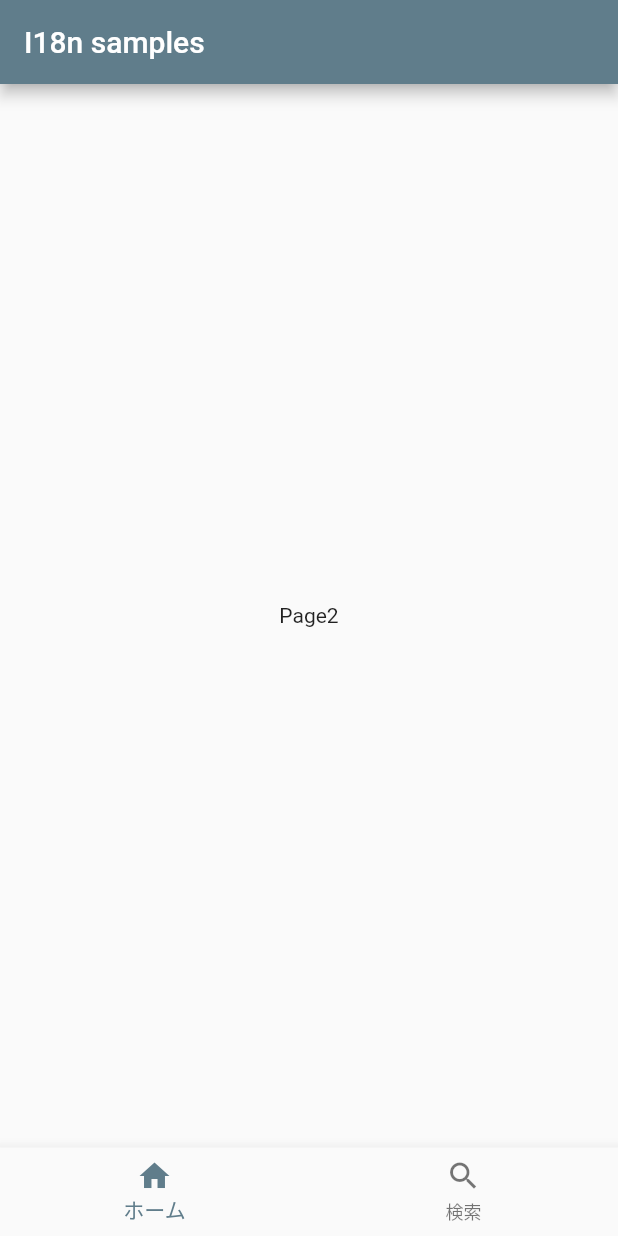
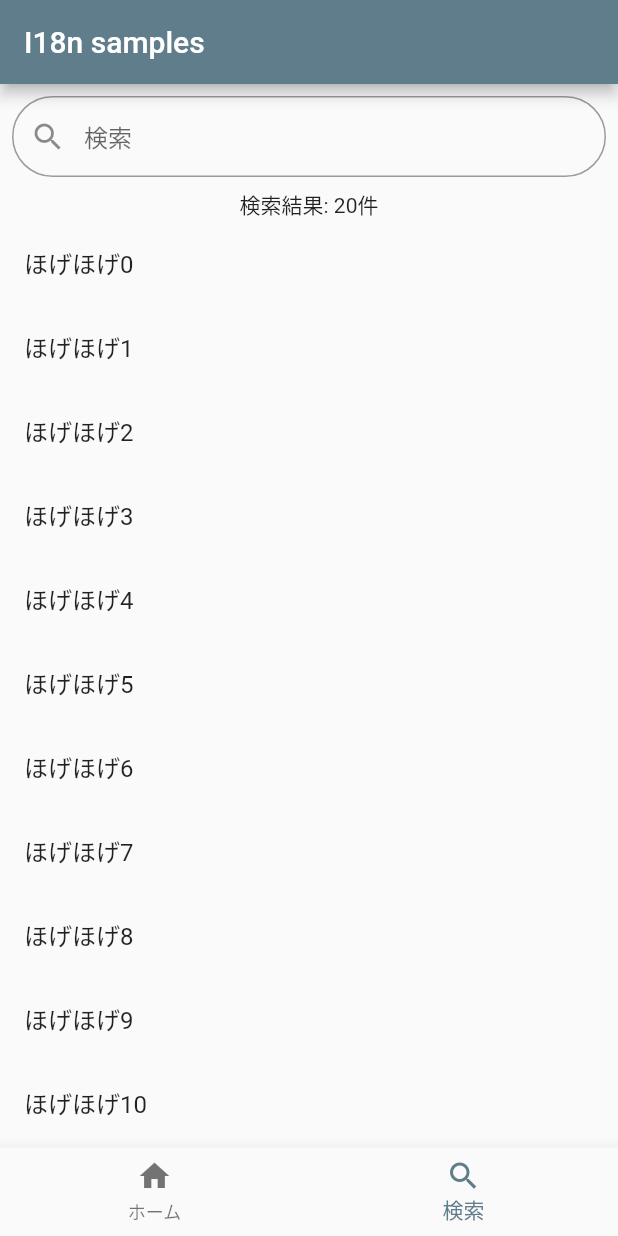
Before and after one commit to popy1017/flutter_fast_i18n_samples, a Flutter app: the screen it shows after launch, item 2 of the bottom bar chosen, on a phone screen of 412 x 824 dp. Run offline on Flutter 3.47's test engine with Material 2 defaults, Android fonts, the light colour scheme and no system bars; our stand-ins replace shimmer.

Commit message:
それっぽいUIを実装

```diff
--- a/lib/home.dart
+++ b/lib/home.dart
@@ -32,6 +32,7 @@ class _HomeState extends State<Home> {
 
   BottomNavigationBar _buildBottomNavigationBar() {
     return BottomNavigationBar(
+      currentIndex: _currentIndex,
       items: const [
         BottomNavigationBarItem(
           icon: Icon(Icons.home),
--- a/lib/pages/page2.dart
+++ b/lib/pages/page2.dart
@@ -1,12 +1,39 @@
-import 'package:flutter/widgets.dart';
+import 'package:flutter/material.dart';
 
 class Page2 extends StatelessWidget {
   const Page2({Key? key}) : super(key: key);
 
   @override
   Widget build(BuildContext context) {
-    return const Center(
-      child: Text('Page2'),
+    return Center(
+      child: Column(
+        children: [
+          Padding(
+            padding: const EdgeInsets.all(8.0),
+            child: TextField(
+              decoration: InputDecoration(
+                prefixIcon: const Icon(Icons.search),
+                contentPadding:
+                    const EdgeInsets.fromLTRB(20.0, 15.0, 20.0, 15.0),
+                hintText: "検索",
+                border: OutlineInputBorder(
+                    borderRadius: BorderRadius.circular(32.0)),
+              ),
+            ),
+          ),
+          const Text('検索結果: 20件'),
+          Expanded(
+            child: ListView.builder(
+              itemBuilder: (BuildContext context, int index) {
+                return ListTile(
+                  title: Text('ほげほげ$index'),
+                );
+              },
+              itemCount: 20,
+            ),
+          ),
+        ],
+      ),
     );
   }
 }
--- a/pubspec.yaml
+++ b/pubspec.yaml
@@ -29,6 +29,8 @@ environment:
 dependencies:
   flutter:
     sdk: flutter
+
+  shimmer: ^2.0.0
 
 
   # The following adds the Cupertino Icons font to your application.
```
Also changed, not shown: lib/pages/page1.dart (+53 -2 lines), pubspec.lock.
